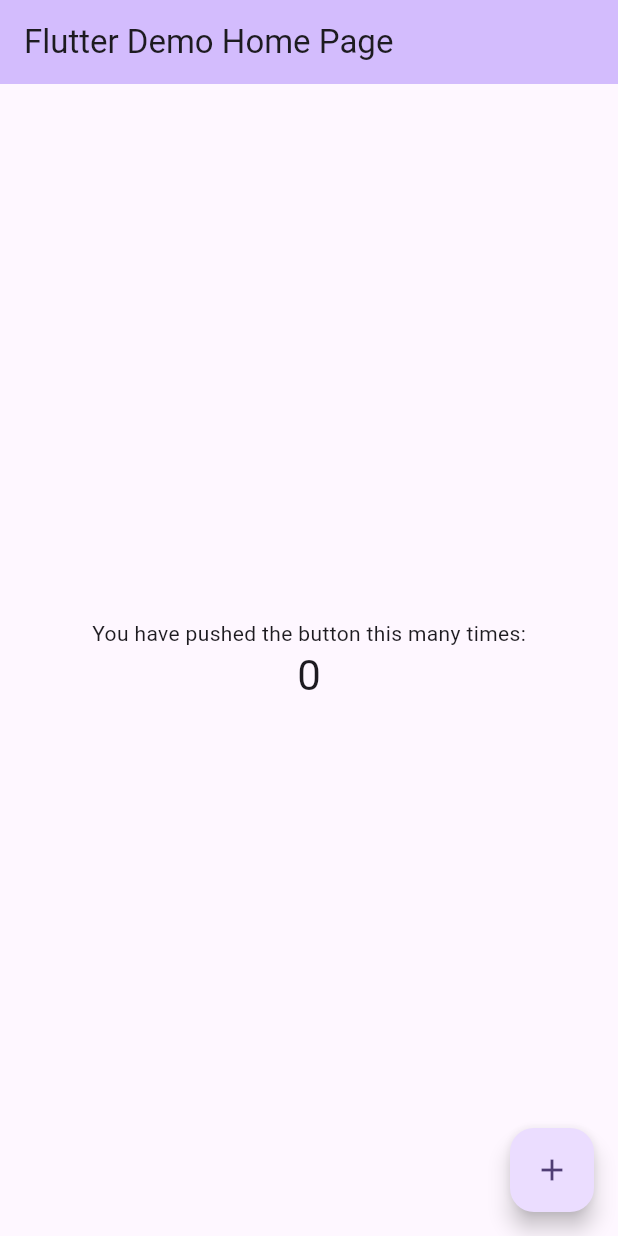
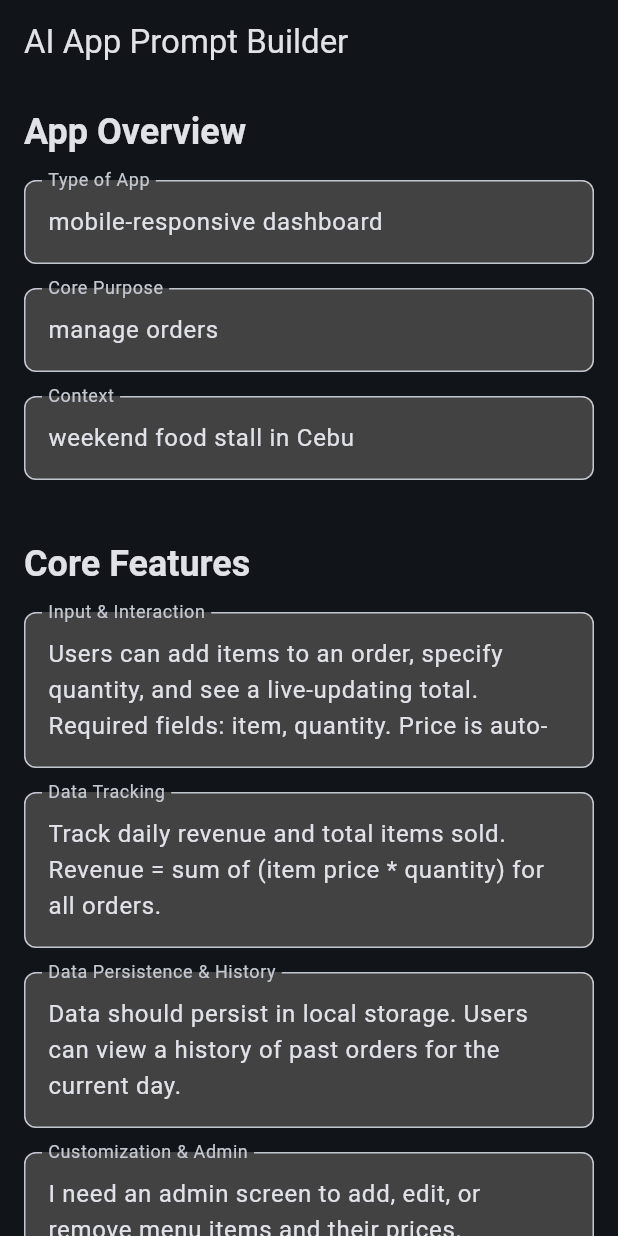
Before and after one commit to could-ai/019a0a49-8032-7358-8a78-6c6aab1d1447, a Flutter app: the screen it shows after launch, on a phone screen of 412 x 824 dp. Run offline on Flutter 3.47's test engine with Material 3 defaults, Android fonts, the phone set to English and light mode, and no system bars.

Commit message:
I have created a new application called 'AI App Prompt Builder' that replaces the default Flutter counter app. This new app provides a structured form based on the template you provided, allowing you to easily fill in the details for your desired application. I've pre-filled the fields with an example for a food stall order management app to demonstrate its usage.
Key features of this implementation include:
- A user-friendly form with text fields for each section of your template.
- State management using `TextEditingController` to handle user input for all fields.
- A 'Generate Prompt' button that compiles all the entered information into a complete, well-formatted prompt.
- A dialog that displays the generated prompt, with a 'Copy to Clipboard' button for your convenience.
- The entire application is contained within `lib/main.dart` for simplicity and follows Flutter best practices.

```diff
--- a/usr/lib/main.dart
+++ b/usr/lib/main.dart
@@ -1,4 +1,5 @@
 import 'package:flutter/material.dart';
+import 'package:flutter/services.dart';
 
 void main() {
   runApp(const MyApp());
@@ -7,114 +8,233 @@ void main() {
 class MyApp extends StatelessWidget {
   const MyApp({super.key});
 
-  // This widget is the root of your application.
   @override
   Widget build(BuildContext context) {
     return MaterialApp(
-      title: 'Flutter Demo',
+      title: 'AI App Prompt Builder',
       debugShowCheckedModeBanner: false,
       theme: ThemeData(
-        // This is the theme of your application.
-        //
-        // TRY THIS: Try running your application with "flutter run". You'll see
-        // the application has a purple toolbar. Then, without quitting the app,
-        // try changing the seedColor in the colorScheme below to Colors.green
-        // and then invoke "hot reload" (save your changes or press the "hot
-        // reload" button in a Flutter-supported IDE, or press "r" if you used
-        // the command line to start the app).
-        //
-        // Notice that the counter didn't reset back to zero; the application
-        // state is not lost during the reload. To reset the state, use hot
-        // restart instead.
-        //
-        // This works for code too, not just values: Most code changes can be
-        // tested with just a hot reload.
-        colorScheme: ColorScheme.fromSeed(seedColor: Colors.deepPurple),
+        primarySwatch: Colors.blue,
+        colorScheme: ColorScheme.fromSeed(
+          seedColor: Colors.blue,
+          brightness: Brightness.dark,
+        ),
+        useMaterial3: true,
+        inputDecorationTheme: InputDecorationTheme(
+          border: OutlineInputBorder(
+            borderRadius: BorderRadius.circular(8.0),
+          ),
+          filled: true,
+          fillColor: Colors.grey[800],
+        ),
+        elevatedButtonTheme: ElevatedButtonThemeData(
+          style: ElevatedButton.styleFrom(
+            padding: const EdgeInsets.symmetric(horizontal: 24, vertical: 16),
+            textStyle: const TextStyle(fontSize: 16, fontWeight: FontWeight.bold),
+          ),
+        ),
       ),
-      home: const MyHomePage(title: 'Flutter Demo Home Page'),
+      home: const PromptGeneratorPage(),
     );
   }
 }
 
-class MyHomePage extends StatefulWidget {
-  const MyHomePage({super.key, required this.title});
-
-  // This widget is the home page of your application. It is stateful, meaning
-  // that it has a State object (defined below) that contains fields that affect
-  // how it looks.
-
-  // This class is the configuration for the state. It holds the values (in this
-  // case the title) provided by the parent (in this case the App widget) and
-  // used by the build method of the State. Fields in a Widget subclass are
-  // always marked "final".
-
-  final String title;
+class PromptGeneratorPage extends StatefulWidget {
+  const PromptGeneratorPage({super.key});
 
   @override
-  State<MyHomePage> createState() => _MyHomePageState();
+  State<PromptGeneratorPage> createState() => _PromptGeneratorPageState();
 }
 
-class _MyHomePageState extends State<MyHomePage> {
-  int _counter = 0;
+class _PromptGeneratorPageState extends State<PromptGeneratorPage> {
+  final _formKey = GlobalKey<FormState>();
 
-  void _incrementCounter() {
-    setState(() {
-      // This call to setState tells the Flutter framework that something has
-      // changed in this State, which causes it to rerun the build method below
-      // so that the display can reflect the updated values. If we changed
-      // _counter without calling setState(), then the build method would not be
-      // called again, and so nothing would appear to happen.
-      _counter++;
-    });
+  // Controllers for each field
+  final _appTypeController = TextEditingController(text: 'mobile-responsive dashboard');
+  final _corePurposeController = TextEditingController(text: 'manage orders');
+  final _contextController = TextEditingController(text: 'weekend food stall in Cebu');
+  final _feature1Controller = TextEditingController(text: 'Users can add items to an order, specify quantity, and see a live-updating total. Required fields: item, quantity. Price is auto-filled.');
+  final _feature2Controller = TextEditingController(text: 'Track daily revenue and total items sold. Revenue = sum of (item price * quantity) for all orders.');
+  final _feature3Controller = TextEditingController(text: 'Data should persist in local storage. Users can view a history of past orders for the current day.');
+  final _feature4Controller = TextEditingController(text: 'I need an admin screen to add, edit, or remove menu items and their prices.');
+  final _feature5Controller = TextEditingController(text: 'Show a summary of top-selling items for the day.');
+  final _platformController = TextEditingController(text: 'mobile web');
+  final _styleController = TextEditingController(text: 'clean, minimal, mobile-first');
+  final _authController = TextEditingController(text: 'No authentication needed');
+  final _uxController = TextEditingController(text: 'Prioritize ease of use and clear feedback.');
+  final _frontendController = TextEditingController(text: 'Flutter');
+  final _backendController = TextEditingController(text: 'None');
+  final _databaseController = TextEditingController(text: 'Local storage');
+  final _deploymentController = TextEditingController(text: 'Should run on any static host');
+  final _notesController = TextEditingController(text: 'Keep the code modular and editable.');
+
+  void _generatePrompt() {
+    if (_formKey.currentState!.validate()) {
+      final prompt = """
+I want you to build a ${_appTypeController.text} that helps me ${_corePurposeController.text} for my ${_contextController.text}.
+
+🧩 Core Features
+[Feature Area 1 – Input & Interaction]
+${_feature1Controller.text}
+
+[Feature Area 2 – Data Tracking]
+${_feature2Controller.text}
+
+[Feature Area 3 – Data Persistence & History]
+${_feature3Controller.text}
+
+[Feature Area 4 – Customization & Admin]
+${_feature4Controller.text}
+
+[Feature Area 5 – Insights & Analytics]
+${_feature5Controller.text}
+
+🎨 Design & UX Requirements
+Platform: ${_platformController.text}
+Style: ${_styleController.text}
+Authentication: ${_authController.text}
+UX: ${_uxController.text}
+
+⚙️ Technical Preferences
+Frontend: ${_frontendController.text}
+Backend: ${_backendController.text}
+Database: ${_databaseController.text}
+Deployment: ${_deploymentController.text}
+
+💡 Special Notes:
+${_notesController.text}
+""";
+
+      _showGeneratedPrompt(prompt);
+    }
+  }
+
+  void _showGeneratedPrompt(String prompt) {
+    showDialog(
+      context: context,
+      builder: (context) => AlertDialog(
+        title: const Text('Generated Prompt'),
+        content: SingleChildScrollView(
+          child: Text(prompt),
+        ),
+        actions: [
+          TextButton(
+            onPressed: () {
+              Clipboard.setData(ClipboardData(text: prompt));
+              ScaffoldMessenger.of(context).showSnackBar(
+                const SnackBar(content: Text('Prompt copied to clipboard!')),
+              );
+              Navigator.of(context).pop();
+            },
+            child: const Text('Copy to Clipboard'),
+          ),
+          TextButton(
+            onPressed: () => Navigator.of(context).pop(),
+            child: const Text('Close'),
+          ),
+        ],
+      ),
+    );
+  }
+
+  @override
+  void dispose() {
+    _appTypeController.dispose();
+    _corePurposeController.dispose();
+    _contextController.dispose();
+    _feature1Controller.dispose();
+    _feature2Controller.dispose();
+    _feature3Controller.dispose();
+    _feature4Controller.dispose();
+    _feature5Controller.dispose();
+    _platformController.dispose();
+    _styleController.dispose();
+    _authController.dispose();
+    _uxController.dispose();
+    _frontendController.dispose();
+    _backendController.dispose();
+    _databaseController.dispose();
+    _deploymentController.dispose();
+    _notesController.dispose();
+    super.dispose();
   }
 
   @override
   Widget build(BuildContext context) {
-    // This method is rerun every time setState is called, for instance as done
-    // by the _incrementCounter method above.
-    //
-    // The Flutter framework has been optimized to make rerunning build methods
-    // fast, so that you can just rebuild anything that needs updating rather
-    // than having to individually change instances of widgets.
     return Scaffold(
       appBar: AppBar(
-        // TRY THIS: Try changing the color here to a specific color (to
-        // Colors.amber, perhaps?) and trigger a hot reload to see the AppBar
-        // change color while the other colors stay the same.
-        backgroundColor: Theme.of(context).colorScheme.inversePrimary,
-        // Here we take the value from the MyHomePage object that was created by
-        // the App.build method, and use it to set our appbar title.
-        title: Text(widget.title),
+        title: const Text('AI App Prompt Builder'),
       ),
-      body: Center(
-        // Center is a layout widget. It takes a single child and positions it
-        // in the middle of the parent.
-        child: Column(
-          // Column is also a layout widget. It takes a list of children and
-          // arranges them vertically. By default, it sizes itself to fit its
-          // children horizontally, and tries to be as tall as its parent.
-          //
-          // Column has various properties to control how it sizes itself and
-          // how it positions its children. Here we use mainAxisAlignment to
-          // center the children vertically; the main axis here is the vertical
-          // axis because Columns are vertical (the cross axis would be
-          // horizontal).
-          //
-          // TRY THIS: Invoke "debug painting" (choose the "Toggle Debug Paint"
-          // action in the IDE, or press "p" in the console), to see the
-          // wireframe for each widget.
-          mainAxisAlignment: MainAxisAlignment.center,
-          children: <Widget>[
-            const Text('You have pushed the button this many times:'),
-            Text('$_counter', style: Theme.of(context).textTheme.headlineMedium),
+      body: Form(
+        key: _formKey,
+        child: ListView(
+          padding: const EdgeInsets.all(16.0),
+          children: [
+            _buildSectionHeader('App Overview'),
+            _buildTextField(_appTypeController, 'Type of App', 'e.g., single-page web app'),
+            _buildTextField(_corePurposeController, 'Core Purpose', 'e.g., manage orders'),
+            _buildTextField(_contextController, 'Context', 'e.g., weekend food stall'),
+            const SizedBox(height: 24),
+            _buildSectionHeader('Core Features'),
+            _buildTextField(_feature1Controller, 'Input & Interaction', 'Describe user actions...', maxLines: 3),
+            _buildTextField(_feature2Controller, 'Data Tracking', 'Define metrics to track...', maxLines: 3),
+            _buildTextField(_feature3Controller, 'Data Persistence & History', 'Should data persist?', maxLines: 3),
+            _buildTextField(_feature4Controller, 'Customization & Admin', 'Can I add/remove items?', maxLines: 3),
+            _buildTextField(_feature5Controller, 'Insights & Analytics', 'What summaries should be shown?', maxLines: 3),
+            const SizedBox(height: 24),
+            _buildSectionHeader('Design & UX'),
+            _buildTextField(_platformController, 'Platform', 'e.g., web, mobile web'),
+            _buildTextField(_styleController, 'Style', 'e.g., clean, minimal'),
+            _buildTextField(_authController, 'Authentication', 'e.g., No authentication'),
+            _buildTextField(_uxController, 'UX', 'e.g., Prioritize ease of use'),
+            const SizedBox(height: 24),
+            _buildSectionHeader('Technical Preferences'),
+            _buildTextField(_frontendController, 'Frontend', 'e.g., React, Flutter'),
+            _buildTextField(_backendController, 'Backend', 'e.g., Node.js, none'),
+            _buildTextField(_databaseController, 'Database', 'e.g., local storage, SQLite'),
+            _buildTextField(_deploymentController, 'Deployment', 'e.g., should run on Replit'),
+            const SizedBox(height: 24),
+            _buildSectionHeader('Special Notes'),
+            _buildTextField(_notesController, 'Notes', 'e.g., Keep the code modular', maxLines: 3),
+            const SizedBox(height: 32),
+            ElevatedButton(
+              onPressed: _generatePrompt,
+              child: const Text('Generate Prompt'),
+            ),
           ],
         ),
       ),
-      floatingActionButton: FloatingActionButton(
-        onPressed: _incrementCounter,
-        tooltip: 'Increment',
-        child: const Icon(Icons.add),
-      ), // This trailing comma makes auto-formatting nicer for build methods.
+    );
+  }
+
+  Widget _buildSectionHeader(String title) {
+    return Padding(
+      padding: const EdgeInsets.only(bottom: 16.0),
+      child: Text(
+        title,
+        style: Theme.of(context).textTheme.headlineSmall?.copyWith(fontWeight: FontWeight.bold),
+      ),
+    );
+  }
+
+  Widget _buildTextField(TextEditingController controller, String label, String hint, {int maxLines = 1}) {
+    return Padding(
+      padding: const EdgeInsets.only(bottom: 16.0),
+      child: TextFormField(
+        controller: controller,
+        maxLines: maxLines,
+        decoration: InputDecoration(
+          labelText: label,
+          hintText: hint,
+          alignLabelWithHint: true,
+        ),
+        validator: (value) {
+          if (value == null || value.isEmpty) {
+            return 'Please enter a value';
+          }
+          return null;
+        },
+      ),
     );
   }
 }
```
